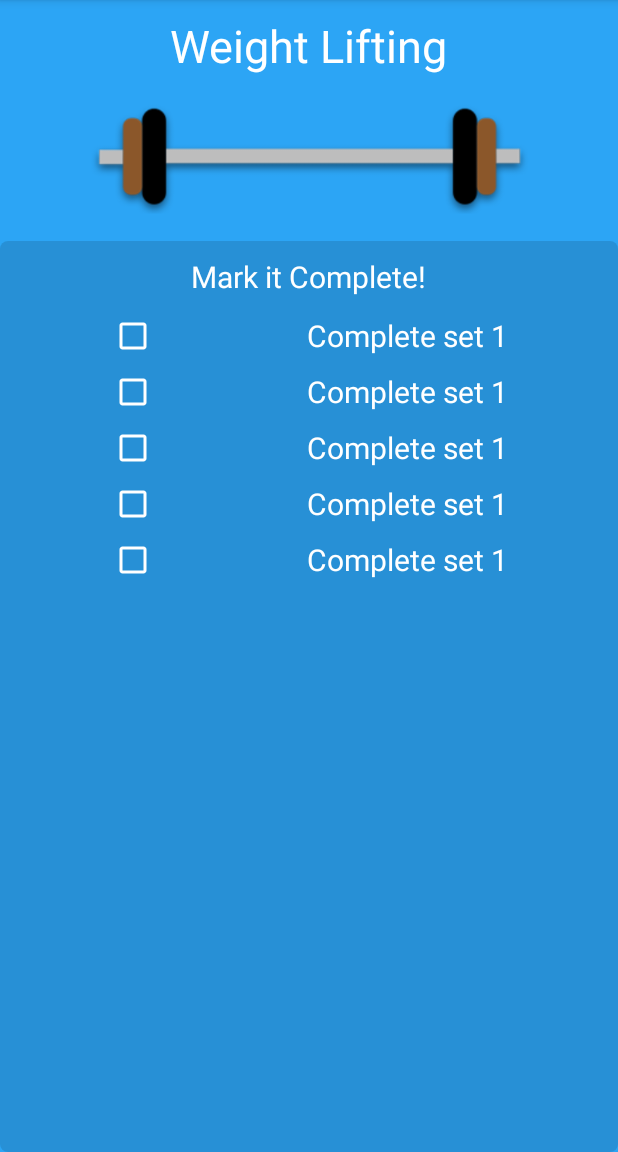
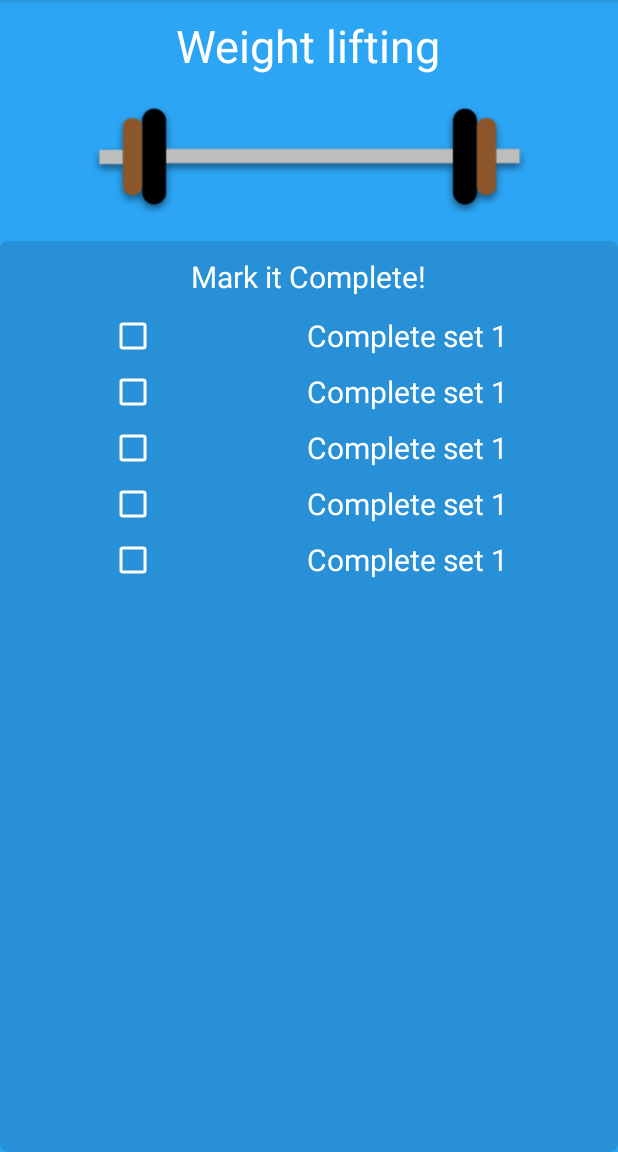
Before and after one commit to albeto8/Flab-or-Fit, an Android app: the screen it shows after launch (DetailsActivity), after a tap on "30%", on a phone screen of 412 x 824 dp, the part 84-1236 px from its top. Run offline under Robolectric (Android 15) with nearby library versions, the phone set to English and light mode, and no system bars.

```diff
--- a/app/src/main/java/com/example/mariobarragan/flaborfit/DetailsActivity.java
+++ b/app/src/main/java/com/example/mariobarragan/flaborfit/DetailsActivity.java
@@ -1,8 +1,11 @@
 package com.example.mariobarragan.flaborfit;
 
+import android.graphics.Color;
 import android.support.v7.app.AppCompatActivity;
 import android.os.Bundle;
+import android.support.v7.widget.LinearLayoutCompat;
 import android.widget.ImageView;
+import android.widget.LinearLayout;
 import android.widget.TextView;
 
 public class DetailsActivity extends AppCompatActivity {
@@ -12,7 +15,21 @@ public class DetailsActivity extends AppCompatActivity {
         super.onCreate(savedInstanceState);
         setContentView(R.layout.activity_details);
 
-        TextView exerciseTitle = (TextView)findViewById(R.id.exerciseTitle);
+        TextView exerciseText = (TextView)findViewById(R.id.exerciseTitle);
         ImageView exerciseImage = (ImageView)findViewById(R.id.excerciseIimage);
+        LinearLayout mainBG = (LinearLayout)findViewById(R.id.mainBG);
+        String excerciseTitle = getIntent().getStringExtra(MainActivity.EXTRA_ITEM_TITLE);
+        exerciseText.setText(excerciseTitle);
+
+        if (excerciseTitle.equalsIgnoreCase(MainActivity.EXCERCISE_WEIGHTS)) {
+            exerciseImage.setImageDrawable(getDrawable(R.drawable.weight));
+            mainBG.setBackgroundColor(Color.parseColor("#2ca5f5"));
+        } else if (excerciseTitle.equalsIgnoreCase(MainActivity.EXCERCISE_CARDIO)) {
+            mainBG.setBackgroundColor(Color.parseColor("#528d56"));
+            exerciseImage.setImageDrawable(getDrawable(R.drawable.heart));
+        } else {
+            mainBG.setBackgroundColor(Color.parseColor("#916bcd"));
+            exerciseImage.setImageDrawable(getDrawable(R.drawable.lotus));
+        }
     }
 }
```
